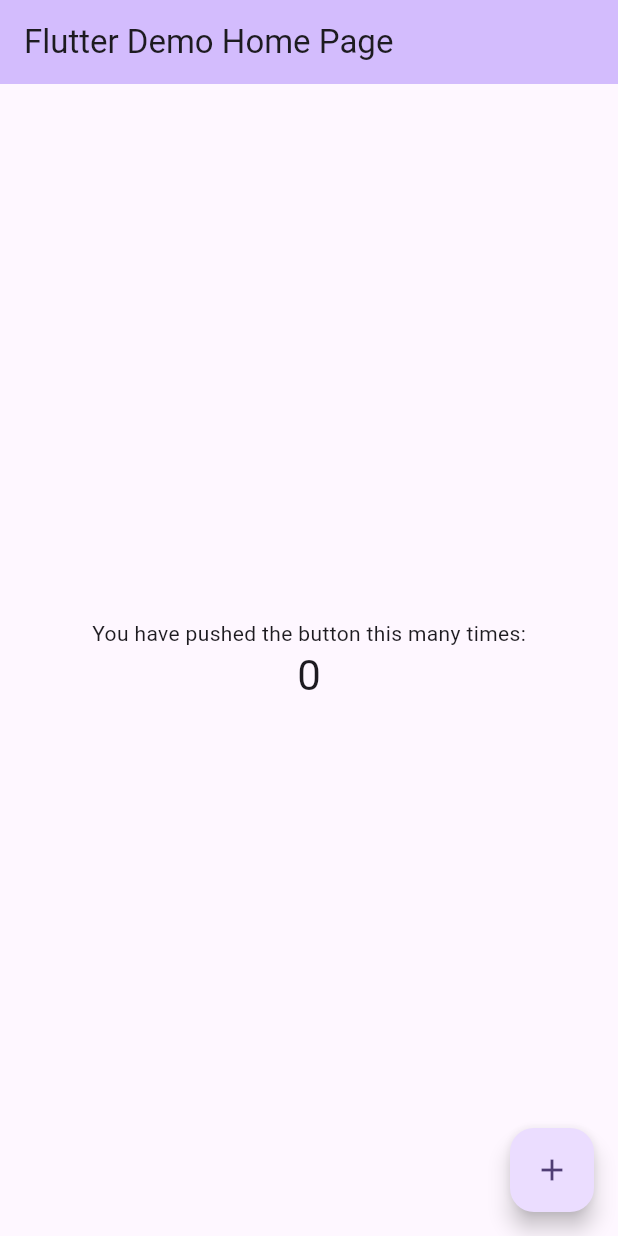
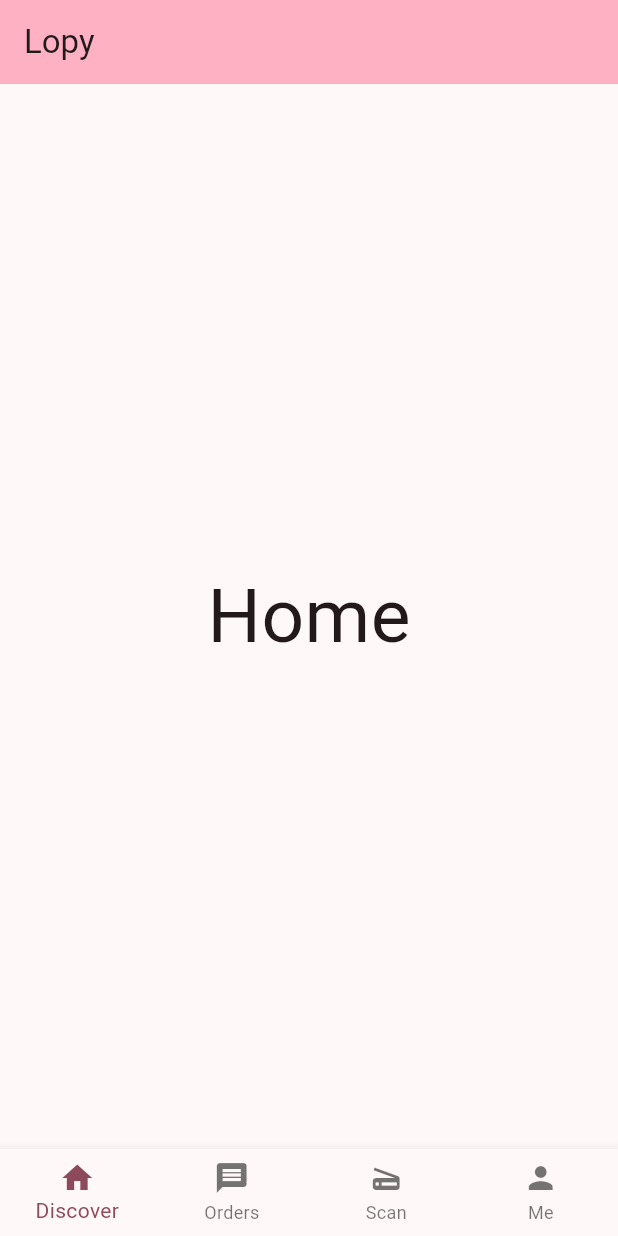
Before and after one commit to xumou49/lopy-consumer-frontend, a Flutter app: the screen it shows after launch, on a phone screen of 412 x 824 dp. Run offline on Flutter 3.47's test engine with Material 2 defaults, Android fonts, the phone set to English and light mode, and no system bars; our stand-ins replace dio, equatable, get_it.

Commit message:
add folder

```diff
--- a/app-dinner/lib/main.dart
+++ b/app-dinner/lib/main.dart
@@ -1,52 +1,47 @@
+import 'package:Lopy/src/config/themes/app_theme.dart';
 import 'package:flutter/material.dart';
+import 'src/locator.dart';
 
-void main() {
+void main() async {
+  WidgetsFlutterBinding.ensureInitialized();
+
+  await initializeDependencies();
+
   runApp(const MyApp());
+}
+
+class LopyApp extends StatelessWidget {
+  const LopyApp({super.key});
+
+  @override
+  Widget build(BuildContext context) {
+    return MaterialApp(
+      title: 'Flutter Demo',
+      theme: AppTheme.light,
+      home: const MyHomePage(title: 'Flutter Demo Home Page'),
+    );
+  }
 }
 
 class MyApp extends StatelessWidget {
   const MyApp({super.key});
 
-  // This widget is the root of your application.
   @override
   Widget build(BuildContext context) {
     return MaterialApp(
-      title: 'Flutter Demo',
+      title: 'Lopy',
       theme: ThemeData(
-        // This is the theme of your application.
-        //
-        // TRY THIS: Try running your application with "flutter run". You'll see
-        // the application has a blue toolbar. Then, without quitting the app,
-        // try changing the seedColor in the colorScheme below to Colors.green
-        // and then invoke "hot reload" (save your changes or press the "hot
-        // reload" button in a Flutter-supported IDE, or press "r" if you used
-        // the command line to start the app).
-        //
-        // Notice that the counter didn't reset back to zero; the application
-        // state is not lost during the reload. To reset the state, use hot
-        // restart instead.
-        //
-        // This works for code too, not just values: Most code changes can be
-        // tested with just a hot reload.
-        colorScheme: ColorScheme.fromSeed(seedColor: Colors.deepPurple),
+        colorScheme:
+            ColorScheme.fromSeed(seedColor: Colors.pinkAccent.shade700),
         useMaterial3: true,
       ),
-      home: const MyHomePage(title: 'Flutter Demo Home Page'),
+      home: const MyHomePage(title: 'Lopy'),
     );
   }
 }
 
 class MyHomePage extends StatefulWidget {
   const MyHomePage({super.key, required this.title});
-
-  // This widget is the home page of your application. It is stateful, meaning
-  // that it has a State object (defined below) that contains fields that affect
-  // how it looks.
-
-  // This class is the configuration for the state. It holds the values (in this
-  // case the title) provided by the parent (in this case the App widget) and
-  // used by the build method of the State. Fields in a Widget subclass are
-  // always marked "final".
 
   final String title;
 
@@ -55,71 +50,39 @@
 }
 
 class _MyHomePageState extends State<MyHomePage> {
-  int _counter = 0;
+  int _selectedIndex = 0;
 
-  void _incrementCounter() {
+  void _navigateBottomBar(int idx) {
     setState(() {
-      // This call to setState tells the Flutter framework that something has
-      // changed in this State, which causes it to rerun the build method below
-      // so that the display can reflect the updated values. If we changed
-      // _counter without calling setState(), then the build method would not be
-      // called again, and so nothing would appear to happen.
-      _counter++;
+      _selectedIndex = idx;
     });
   }
 
   @override
   Widget build(BuildContext context) {
-    // This method is rerun every time setState is called, for instance as done
-    // by the _incrementCounter method above.
-    //
-    // The Flutter framework has been optimized to make rerunning build methods
-    // fast, so that you can just rebuild anything that needs updating rather
-    // than having to individually change instances of widgets.
     return Scaffold(
       appBar: AppBar(
-        // TRY THIS: Try changing the color here to a specific color (to
-        // Colors.amber, perhaps?) and trigger a hot reload to see the AppBar
-        // change color while the other colors stay the same.
         backgroundColor: Theme.of(context).colorScheme.inversePrimary,
-        // Here we take the value from the MyHomePage object that was created by
-        // the App.build method, and use it to set our appbar title.
         title: Text(widget.title),
       ),
-      body: Center(
-        // Center is a layout widget. It takes a single child and positions it
-        // in the middle of the parent.
-        child: Column(
-          // Column is also a layout widget. It takes a list of children and
-          // arranges them vertically. By default, it sizes itself to fit its
-          // children horizontally, and tries to be as tall as its parent.
-          //
-          // Column has various properties to control how it sizes itself and
-          // how it positions its children. Here we use mainAxisAlignment to
-          // center the children vertically; the main axis here is the vertical
-          // axis because Columns are vertical (the cross axis would be
-          // horizontal).
-          //
-          // TRY THIS: Invoke "debug painting" (choose the "Toggle Debug Paint"
-          // action in the IDE, or press "p" in the console), to see the
-          // wireframe for each widget.
-          mainAxisAlignment: MainAxisAlignment.center,
-          children: <Widget>[
-            const Text(
-              'You have pushed the button this many times:',
-            ),
-            Text(
-              '$_counter',
-              style: Theme.of(context).textTheme.headlineMedium,
-            ),
-          ],
+      body: const Center(
+        child: Text(
+          'Home',
+          style: TextStyle(fontSize: 50),
         ),
       ),
-      floatingActionButton: FloatingActionButton(
-        onPressed: _incrementCounter,
-        tooltip: 'Increment',
-        child: const Icon(Icons.add),
-      ), // This trailing comma makes auto-formatting nicer for build methods.
+      bottomNavigationBar: BottomNavigationBar(
+        currentIndex: _selectedIndex,
+        onTap: _navigateBottomBar,
+        type: BottomNavigationBarType.fixed,
+        items: const [
+          BottomNavigationBarItem(icon: Icon(Icons.home), label: "Discover"),
+          BottomNavigationBarItem(icon: Icon(Icons.message), label: "Orders"),
+          BottomNavigationBarItem(icon: Icon(Icons.scanner), label: "Scan"),
+          BottomNavigationBarItem(icon: Icon(Icons.person), label: "Me"),
+        ],
+      ),
+      // This trailing comma makes auto-formatting nicer for build methods.
     );
   }
 }
--- /dev/null
+++ b/app-dinner/lib/src/config/routers/app_router.dart
@@ -0,0 +1 @@
+// routers
--- /dev/null
+++ b/app-dinner/lib/src/data/data_sources/local/local.dart
@@ -0,0 +1 @@
+// local data
--- /dev/null
+++ b/app-dinner/lib/src/data/data_sources/remote/remote.dart
@@ -0,0 +1 @@
+// api data
--- /dev/null
+++ b/app-dinner/lib/src/domain/models/requests/request.dart
@@ -0,0 +1 @@
+// request
--- /dev/null
+++ b/app-dinner/lib/src/domain/models/responses/response.dart
@@ -0,0 +1 @@
+// response
--- /dev/null
+++ b/app-dinner/lib/src/locator.dart
@@ -0,0 +1,6 @@
+import 'package:get_it/get_it.dart';
+
+final locator = GetIt.instance;
+
+Future<void> initializeDependencies() async {
+}
--- /dev/null
+++ b/app-dinner/lib/src/presentation/cubits/cubits.dart
@@ -0,0 +1 @@
+// state management and logic
--- /dev/null
+++ b/app-dinner/lib/src/presentation/views/views.dart
@@ -0,0 +1 @@
+// screens, pages, components
--- /dev/null
+++ b/app-dinner/lib/src/presentation/widgets/widgets.dart
@@ -0,0 +1 @@
+// small reusable widgets
--- /dev/null
+++ b/app-dinner/lib/src/utils/constants/nums.dart
@@ -0,0 +1 @@
+const int defaultPageSize = 20;
--- /dev/null
+++ b/app-dinner/lib/src/utils/constants/strings.dart
@@ -0,0 +1,5 @@
+// App
+const String appTitle = "Lopy";
+
+// APIs
+const String baseUrl = 'https://...';
```
Also changed, not shown: app-dinner/lib/src/config/themes/app_theme.dart (added, +17 -0 lines), app-dinner/lib/src/domain/models/menu_item.dart (added, +10 -0 lines), app-dinner/lib/src/utils/extensions/scroll_controller.dart (added, +17 -0 lines), app-dinner/lib/src/utils/resources/data_state.dart (added, +20 -0 lines), app-dinner/pubspec.yaml (+24 -2 lines), app-dinner/pubspec.lock, 11 other files.
